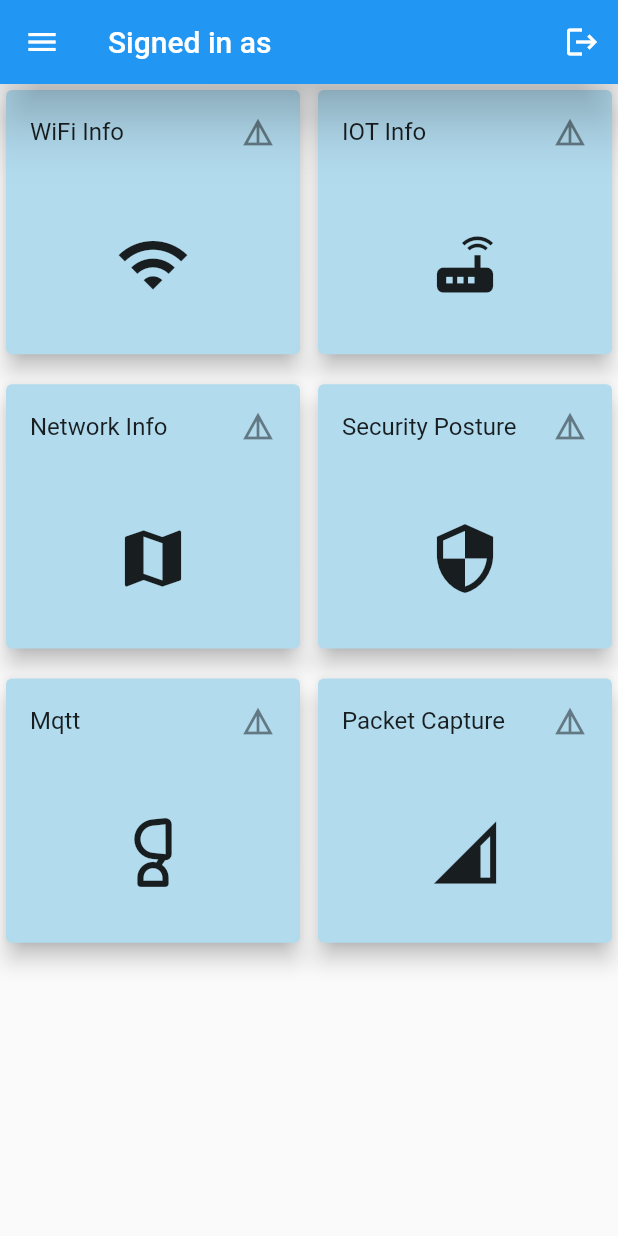
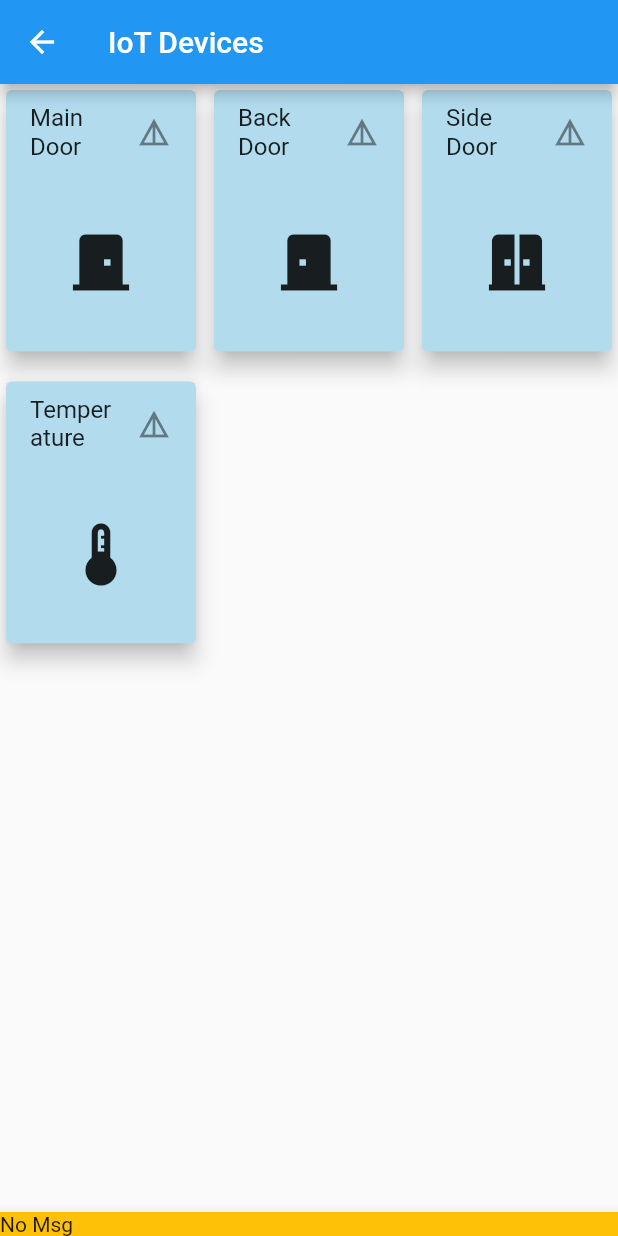
Before and after one commit to aseemsethi/my_app, a Flutter app: the HomePage screen opened by its route, after a tap on "IOT Info", on a phone screen of 412 x 824 dp. Run offline on Flutter 3.47's test engine with Material 2 defaults, Android fonts, the phone set to English and light mode, and no system bars; our stand-ins replace firebase_auth, firebase_core, font_awesome_flutter, google_sign_in, sqflite; missing offline and left inert: flutter_foreground_task, mqtt_client; accounts and stored records are empty.

Commit message:
Added DB

```diff
--- a/lib/navigation/navigate.dart
+++ b/lib/navigation/navigate.dart
@@ -2,6 +2,7 @@ import '../screens/home_page.dart';
 import '../screens/sign_in_page.dart';
 import '../screens/welcome_page.dart';
 import '../screens/mqtt_page.dart';
+import '../screens/iot.dart';
 import 'package:flutter/material.dart';
 
 class Navigate {
@@ -9,7 +10,7 @@ class Navigate {
     '/': (context) => WelcomePage(),
     '/sign-in': (context) => SignInPage(),
     '/home': (context) => HomePage(),
-    '/wifi': (context) => HomePage(),
+    '/iot': (context) => IoTPage(),
     '/mqtt': (context) => MqttPage()
   };
 }
--- a/lib/screens/home_page.dart
+++ b/lib/screens/home_page.dart
@@ -17,7 +17,7 @@ class Choice {
 
 const List<Choice> choices = <Choice>[
   Choice(title: 'WiFi Info', icon: Icons.wifi, routeName: '/wifi'),
-  Choice(title: 'IOT Info', icon: Icons.router, routeName: '/wifi'),
+  Choice(title: 'IOT Info', icon: Icons.router, routeName: '/iot'),
   Choice(title: 'Network Info', icon: Icons.map, routeName: '/wifi'),
   Choice(title: 'Security Posture', icon: Icons.security, routeName: '/wifi'),
   Choice(
@@ -37,10 +37,6 @@ class homeIcons extends StatelessWidget {
         color: Color.fromARGB(255, 178, 219, 238),
         elevation: 6.0,
         child: InkWell(
-            hoverColor: Colors.orange,
-            splashColor: Colors.red,
-            focusColor: Colors.yellow,
-            highlightColor: Colors.purple,
             onTap: () {
               Navigator.pushNamed(
                 context,
--- /dev/null
+++ b/lib/screens/iot.dart
@@ -0,0 +1,81 @@
+import 'package:flutter/material.dart';
+import 'package:provider/provider.dart';
+import '../utils/mqttAppState.dart';
+
+// class IoTPage extends StatefulWidget {
+//   IoTPage({Key? key}) : super(key: key);
+
+//   @override
+//   _IoTPageState createState() => _IoTPageState();
+// }
+
+class Device {
+  final String title;
+  final IconData icon;
+
+  const Device({required this.title, required this.icon});
+}
+
+const List<Device> devices = <Device>[
+  Device(title: 'Main Door', icon: Icons.door_front_door),
+  Device(title: 'Back Door', icon: Icons.door_back_door),
+  Device(title: 'Side Door', icon: Icons.door_sliding),
+  Device(title: 'Temperature', icon: Icons.thermostat),
+];
+
+class deviceIcons extends StatelessWidget {
+  deviceIcons({Key? key, required this.choice}) : super(key: key);
+  final Device choice;
+  @override
+  Widget build(BuildContext context) {
+    return Card(
+        color: Color.fromARGB(255, 178, 219, 238),
+        elevation: 6.0,
+        child: InkWell(
+            onTap: () {},
+            child: Center(
+              child: Column(
+                  crossAxisAlignment: CrossAxisAlignment.center,
+                  children: <Widget>[
+                    ListTile(
+                      title: Text(choice.title),
+                      //subtitle: Text("Subheading"),
+                      trailing: Icon(Icons.details),
+                    ),
+                    Expanded(child: Icon(choice.icon, size: 50.0)),
+                  ]),
+            )));
+  }
+}
+
+class IoTPage extends StatelessWidget {
+  String msg = "Init";
+  @override
+  Widget build(BuildContext context) {
+    Size size = MediaQuery.of(context).size;
+    var mqtt = context.watch<MQTTAppState>(); // rebuild when mqttState changes
+
+    /*24 is for notification bar on Android*/
+    final double itemHeight = (size.height - kToolbarHeight - 24) / 4;
+    final double itemWidth = size.width / 3;
+    return Scaffold(
+      appBar: AppBar(
+        title: Text("IoT Devices"),
+      ),
+      bottomNavigationBar: BottomAppBar(
+        child: Text(mqtt.mqttMsg.value),
+        color: Colors.amber,
+      ),
+      body: GridView.count(
+          crossAxisCount: 3,
+          childAspectRatio: (itemWidth / itemHeight),
+          crossAxisSpacing: 4.0,
+          mainAxisSpacing: 12.0,
+          children: List.generate(devices.length, (index) {
+            return Center(
+              child: deviceIcons(choice: devices[index]),
+            );
+          })),
+    );
+  }
+}
--- a/pubspec.yaml
+++ b/pubspec.yaml
@@ -29,6 +29,8 @@ environment:
 dependencies:
   flutter:
     sdk: flutter
+  sqflite:
+  path:
   firebase_auth: ^3.4.1
   firebase_core: ^1.19.1
   #firebase_database: ^8.0.1
@@ -38,8 +40,8 @@ dependencies:
   flutter_local_notifications: ^9.6.1
   path_provider: ^2.0.2
   mqtt_client: ^9.6.8
-  provider: ^5.0.0
   flutter_foreground_task: ^3.7.3
+  provider: ^6.0.3
 
   # The following adds the Cupertino Icons font to your application.
   # Use with the CupertinoIcons class for iOS style icons.
```
Also changed, not shown: lib/main.dart (+8 -2 lines), lib/screens/mqtt_page.dart (+46 -12 lines), lib/services/mqtt_manager.dart (+61 -1 lines), lib/utils/db_helper.dart (added, +110 -0 lines), pubspec.lock, 2 other files.
